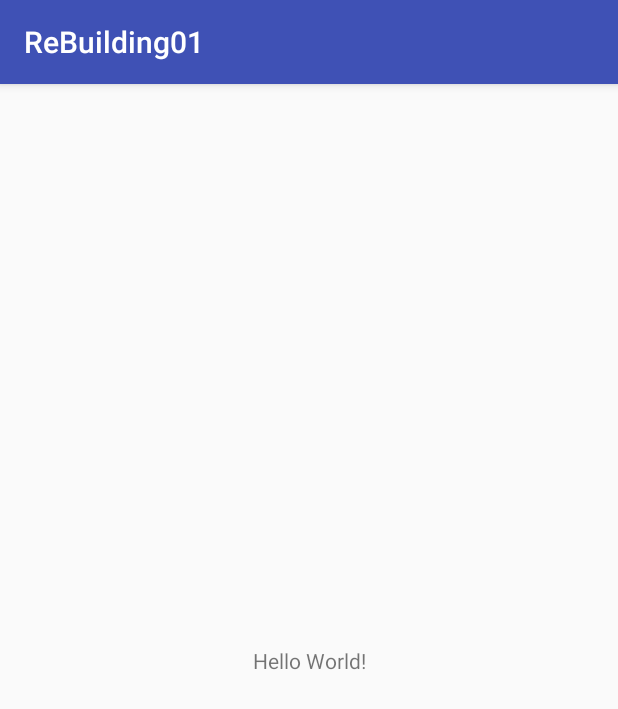
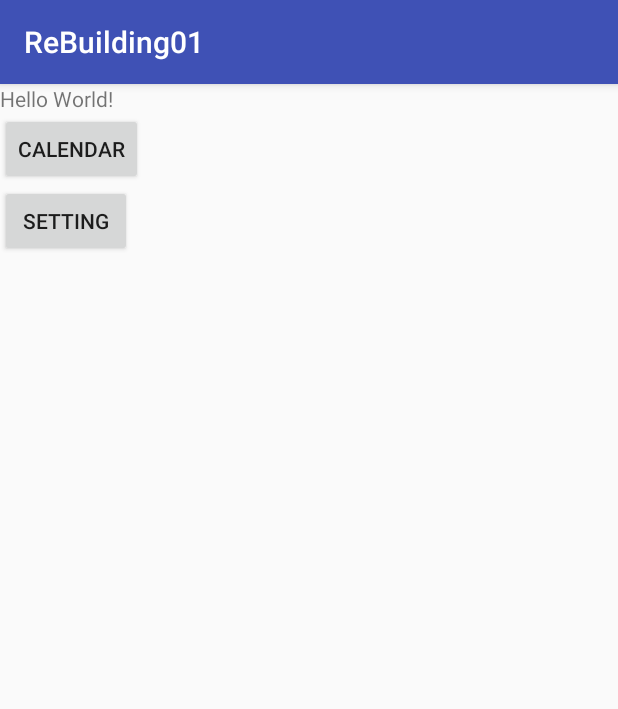
Before and after one commit to YAPP11th/ReBuilding1-Client, an Android app: the screen it shows after launch (MainActivity), on a phone screen of 412 x 824 dp. Shown: the top 709 px of the screen. Run offline under Robolectric (Android 15) with nearby library versions, the phone set to English and light mode, and no system bars; 1 statement that could not run was skipped.

Commit message:
Project Setting
1) packaging distribution by function and role
2) MainActivity setting

```diff
--- a/app/src/main/java/yapp11th/devcamp/co/kr/rebuilding01/MainActivity.java
+++ b/app/src/main/java/yapp11th/devcamp/co/kr/rebuilding01/MainActivity.java
@@ -4,6 +4,8 @@ import android.content.Intent;
 import android.os.Bundle;
 import android.support.v7.app.AppCompatActivity;
 import android.util.Log;
+import android.view.View;
+import android.widget.Button;
 import android.widget.Toast;
 
 import com.google.firebase.iid.FirebaseInstanceId;
@@ -11,10 +13,14 @@ import com.google.firebase.iid.FirebaseInstanceId;
 import retrofit2.Call;
 import retrofit2.Callback;
 import retrofit2.Response;
+import yapp11th.devcamp.co.kr.rebuilding01.calendarWork.CalendarActivity;
+import yapp11th.devcamp.co.kr.rebuilding01.push.Example;
+import yapp11th.devcamp.co.kr.rebuilding01.push.NetworkHelper;
 
 public class MainActivity extends AppCompatActivity {
 
     private static final String TAG = "MainActivity";
+    Button calendar, setting;
 
     @Override
     protected void onCreate(Bundle savedInstanceState) {
@@ -24,13 +30,14 @@ public class MainActivity extends AppCompatActivity {
         String token = FirebaseInstanceId.getInstance().getToken();
         Log.d(TAG, token + "");
 
+        uiSetting();
+
         Call<Example> call = NetworkHelper.getInstance().usersPushExample("abcd", "efgh");
         call.enqueue(new Callback<Example>() {
             @Override
             public void onResponse(Call<Example> call, Response<Example> response) {
-                String returnVal = response.body().data1 + " / " + response.body().data2;
+                String returnVal = response.body().getData1() + " / " + response.body().getData2();
                 Toast.makeText(getApplicationContext(), returnVal, Toast.LENGTH_SHORT).show();
-                startActivity(new Intent(getApplicationContext(), CalendarActivity.class));
             }
 
             @Override
@@ -40,5 +47,22 @@ public class MainActivity extends AppCompatActivity {
         });
     }
 
+    void uiSetting() {
+        calendar = (Button) findViewById(R.id.calendar);
+        calendar.setOnClickListener(new View.OnClickListener() {
+            @Override
+            public void onClick(View view) {
+                startActivity(new Intent(getApplicationContext(), CalendarActivity.class));
+            }
+        });
+
+        setting = (Button) findViewById(R.id.setting);
+        setting.setOnClickListener(new View.OnClickListener() {
+            @Override
+            public void onClick(View view) {
+
+            }
+        });
+    }
 
 }
--- a/app/src/main/java/yapp11th/devcamp/co/kr/rebuilding01/ChartActivity.java
+++ b/app/src/main/java/yapp11th/devcamp/co/kr/rebuilding01/Statistics/ChartActivity.java
@@ -1,7 +1,9 @@
-package yapp11th.devcamp.co.kr.rebuilding01;
+package yapp11th.devcamp.co.kr.rebuilding01.Statistics;
 
 import android.support.v7.app.AppCompatActivity;
 import android.os.Bundle;
+
+import yapp11th.devcamp.co.kr.rebuilding01.R;
 
 public class ChartActivity extends AppCompatActivity {
 
--- a/app/src/main/java/yapp11th/devcamp/co/kr/rebuilding01/CalendarActivity.java
+++ b/app/src/main/java/yapp11th/devcamp/co/kr/rebuilding01/calendarWork/CalendarActivity.java
@@ -1,4 +1,4 @@
-package yapp11th.devcamp.co.kr.rebuilding01;
+package yapp11th.devcamp.co.kr.rebuilding01.calendarWork;
 
 import android.icu.util.Calendar;
 import android.os.Bundle;
@@ -14,6 +14,8 @@ import com.roomorama.caldroid.CaldroidFragment;
 import com.roomorama.caldroid.CaldroidListener;
 
 import java.util.Date;
+
+import yapp11th.devcamp.co.kr.rebuilding01.R;
 
 public class CalendarActivity extends AppCompatActivity {
 
--- a/app/src/main/java/yapp11th/devcamp/co/kr/rebuilding01/MyFirebaseInstanceIDService.java
+++ b/app/src/main/java/yapp11th/devcamp/co/kr/rebuilding01/push/MyFirebaseInstanceIDService.java
@@ -1,4 +1,4 @@
-package yapp11th.devcamp.co.kr.rebuilding01;
+package yapp11th.devcamp.co.kr.rebuilding01.push;
 
 import android.util.Log;
 
--- a/app/src/main/java/yapp11th/devcamp/co/kr/rebuilding01/MyFirebaseMessagingService.java
+++ b/app/src/main/java/yapp11th/devcamp/co/kr/rebuilding01/push/MyFirebaseMessagingService.java
@@ -1,4 +1,4 @@
-package yapp11th.devcamp.co.kr.rebuilding01;
+package yapp11th.devcamp.co.kr.rebuilding01.push;
 
 import android.app.NotificationManager;
 import android.app.PendingIntent;
@@ -13,6 +13,9 @@ import com.google.firebase.messaging.FirebaseMessagingService;
 import com.google.firebase.messaging.RemoteMessage;
 
 import java.util.Map;
+
+import yapp11th.devcamp.co.kr.rebuilding01.MainActivity;
+import yapp11th.devcamp.co.kr.rebuilding01.R;
 
 public class MyFirebaseMessagingService extends FirebaseMessagingService {
 
--- a/app/src/main/java/yapp11th/devcamp/co/kr/rebuilding01/NetworkHelper.java
+++ b/app/src/main/java/yapp11th/devcamp/co/kr/rebuilding01/push/NetworkHelper.java
@@ -1,7 +1,8 @@
-package yapp11th.devcamp.co.kr.rebuilding01;
+package yapp11th.devcamp.co.kr.rebuilding01.push;
 
 import retrofit2.Retrofit;
 import retrofit2.converter.gson.GsonConverterFactory;
+import yapp11th.devcamp.co.kr.rebuilding01.MyApplication;
 
 /**
  * Created by ridickle on 2017. 8. 19..
--- a/app/src/main/java/yapp11th/devcamp/co/kr/rebuilding01/NetworkInterface.java
+++ b/app/src/main/java/yapp11th/devcamp/co/kr/rebuilding01/push/NetworkInterface.java
@@ -1,4 +1,4 @@
-package yapp11th.devcamp.co.kr.rebuilding01;
+package yapp11th.devcamp.co.kr.rebuilding01.push;
 
 import retrofit2.Call;
 import retrofit2.http.Field;
--- a/app/src/main/res/layout/activity_calendar.xml
+++ b/app/src/main/res/layout/activity_calendar.xml
@@ -5,7 +5,7 @@
     android:layout_width="match_parent"
     android:layout_height="match_parent"
     android:orientation="vertical"
-    tools:context="yapp11th.devcamp.co.kr.rebuilding01.CalendarActivity">
+    tools:context="yapp11th.devcamp.co.kr.rebuilding01.calendarWork.CalendarActivity">
 
 
     <FrameLayout
--- a/app/src/main/res/layout/activity_chart.xml
+++ b/app/src/main/res/layout/activity_chart.xml
@@ -4,6 +4,6 @@
     xmlns:tools="http://schemas.android.com/tools"
     android:layout_width="match_parent"
     android:layout_height="match_parent"
-    tools:context="yapp11th.devcamp.co.kr.rebuilding01.ChartActivity">
+    tools:context="yapp11th.devcamp.co.kr.rebuilding01.Statistics.ChartActivity">
 
 </android.support.constraint.ConstraintLayout>
--- a/app/src/main/res/layout/activity_main.xml
+++ b/app/src/main/res/layout/activity_main.xml
@@ -1,9 +1,10 @@
 <?xml version="1.0" encoding="utf-8"?>
-<android.support.constraint.ConstraintLayout xmlns:android="http://schemas.android.com/apk/res/android"
+<LinearLayout xmlns:android="http://schemas.android.com/apk/res/android"
     xmlns:app="http://schemas.android.com/apk/res-auto"
     xmlns:tools="http://schemas.android.com/tools"
     android:layout_width="match_parent"
     android:layout_height="match_parent"
+    android:orientation="vertical"
     tools:context="yapp11th.devcamp.co.kr.rebuilding01.MainActivity">
 
     <TextView
@@ -15,4 +16,17 @@
         app:layout_constraintRight_toRightOf="parent"
         app:layout_constraintTop_toTopOf="parent" />
 
-</android.support.constraint.ConstraintLayout>
+    <Button
+        android:id="@+id/calendar"
+        android:layout_width="wrap_content"
+        android:layout_height="wrap_content"
+        android:text="calendar" />
+
+
+    <Button
+        android:id="@+id/setting"
+        android:layout_width="wrap_content"
+        android:layout_height="wrap_content"
+        android:text="setting" />
+
+</LinearLayout>
```
Also changed, not shown: app/src/main/AndroidManifest.xml (+4 -4 lines), app/src/main/java/yapp11th/devcamp/co/kr/rebuilding01/push/Example.java (renamed from app/src/main/java/yapp11th/devcamp/co/kr/rebuilding01/Example.java, +10 -2 lines).
